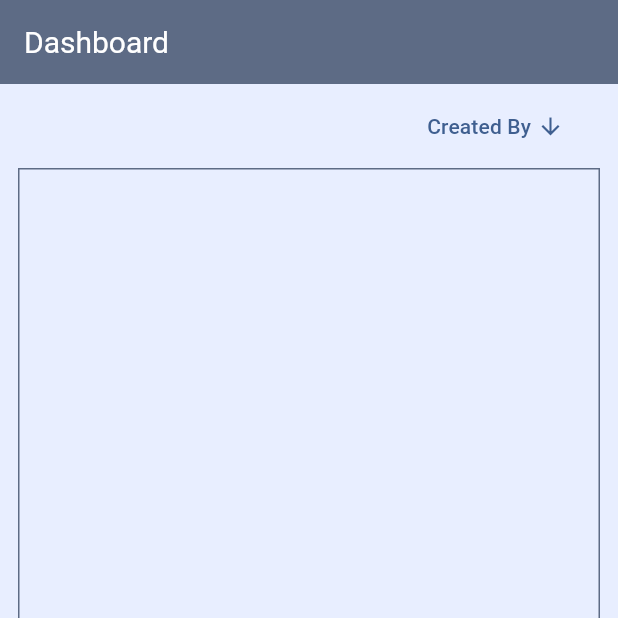
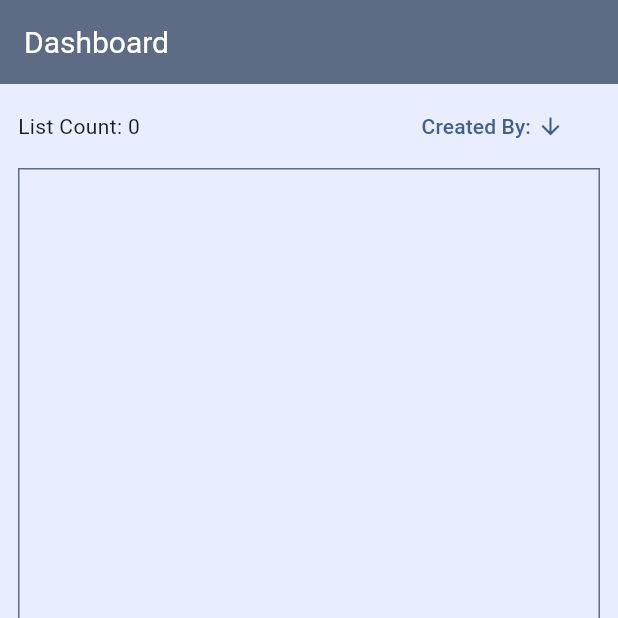
Before and after one commit to bdongordon32/quick-list, a Flutter app: the screen it shows after launch, on a phone screen of 412 x 824 dp, the top half of it. Run offline on Flutter 3.47's test engine with Material 3 defaults, Android fonts, the phone set to English and light mode, and no system bars; our stand-ins replace cloud_firestore, firebase_core; accounts and stored records are empty.

Commit message:
- Dashboard done

```diff
--- a/lib/screens/dashboard.dart
+++ b/lib/screens/dashboard.dart
@@ -112,6 +112,7 @@ class _DashboardState extends State<Dashboard> {
             DashboardBar(
               sortMode: sortMode,
               onToggleSort: _toggleSort,
+              quickListCount: quickLists.length,
             ),
             Padding(padding: EdgeInsets.all(2)),
             Expanded(
--- a/lib/widgets/dashboard_bar.dart
+++ b/lib/widgets/dashboard_bar.dart
@@ -4,11 +4,13 @@ class DashboardBar extends StatelessWidget {
   const DashboardBar({
     super.key,
     required this.sortMode,
-    required this.onToggleSort
+    required this.onToggleSort,
+    this.quickListCount = 0
   });
 
   final String sortMode;
   final Function()? onToggleSort;
+  final int quickListCount;
 
   @override
   Widget build(BuildContext context) {
@@ -19,6 +21,7 @@ class DashboardBar extends StatelessWidget {
     return Row(
       mainAxisAlignment: MainAxisAlignment.end,
       children: [
+        Expanded(child: Text('List Count: $quickListCount'),),
         OutlinedButton(
           style: OutlinedButton.styleFrom(
             shape: RoundedRectangleBorder(
@@ -29,12 +32,11 @@ class DashboardBar extends StatelessWidget {
             )
           ),
           onPressed: () {
-            print('pressed');
             onToggleSort!();
           },
           child: Row(
             children: [
-              Text('Created By'),
+              Text('Created By:'),
               Padding(padding: EdgeInsets.only(left: 2, right: 2)),
               Icon(sortIcon)
             ],
```
